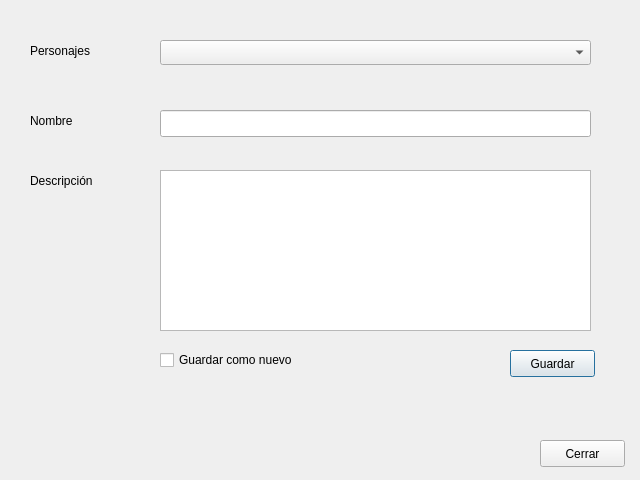
First picture: the form in Programa/ui_files/CharacterDialog.ui, repository fr4j4/TrabajoTallerConstruccionSw, before the edit.
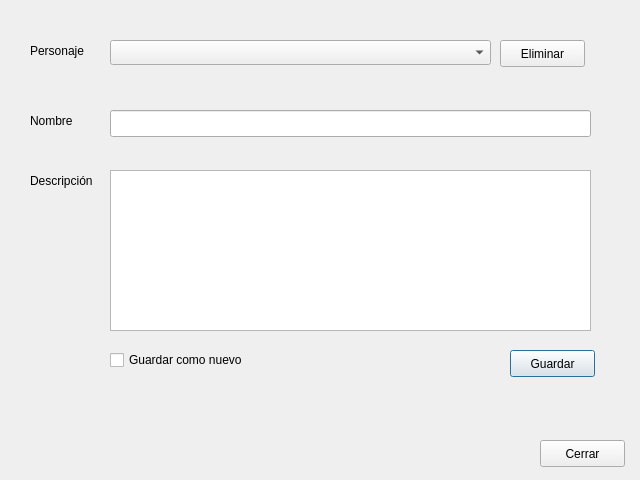
Second picture: the form after the edit.

Commit message: agregar/editar personajes

```diff
--- a/Programa/ui_files/CharacterDialog.ui
+++ b/Programa/ui_files/CharacterDialog.ui
@@ -16,9 +16,9 @@
   <widget class="QComboBox" name="comboBox">
    <property name="geometry">
     <rect>
-     <x>160</x>
+     <x>110</x>
      <y>40</y>
-     <width>431</width>
+     <width>381</width>
      <height>25</height>
     </rect>
    </property>
@@ -33,15 +33,15 @@
     </rect>
    </property>
    <property name="text">
-    <string>Personajes</string>
+    <string>Personaje</string>
    </property>
   </widget>
   <widget class="QTextEdit" name="in_descripcion">
    <property name="geometry">
     <rect>
-     <x>160</x>
+     <x>110</x>
      <y>170</y>
-     <width>431</width>
+     <width>481</width>
      <height>161</height>
     </rect>
    </property>
@@ -49,9 +49,9 @@
   <widget class="QLineEdit" name="in_nombre">
    <property name="geometry">
     <rect>
-     <x>160</x>
+     <x>110</x>
      <y>110</y>
-     <width>431</width>
+     <width>481</width>
      <height>27</height>
     </rect>
    </property>
@@ -59,7 +59,7 @@
   <widget class="QCheckBox" name="check_new">
    <property name="geometry">
     <rect>
-     <x>160</x>
+     <x>110</x>
      <y>350</y>
      <width>141</width>
      <height>20</height>
@@ -121,6 +121,35 @@
     <string>Cerrar</string>
    </property>
   </widget>
+  <widget class="QLabel" name="message_label">
+   <property name="geometry">
+    <rect>
+     <x>110</x>
+     <y>70</y>
+     <width>471</width>
+     <height>31</height>
+    </rect>
+   </property>
+   <property name="styleSheet">
+    <string notr="true">color:blue;</string>
+   </property>
+   <property name="text">
+    <string/>
+   </property>
+  </widget>
+  <widget class="QPushButton" name="BEliminar">
+   <property name="geometry">
+    <rect>
+     <x>500</x>
+     <y>40</y>
+     <width>85</width>
+     <height>27</height>
+    </rect>
+   </property>
+   <property name="text">
+    <string>Eliminar</string>
+   </property>
+  </widget>
  </widget>
  <resources/>
  <connections/>
```
The commit also changes 3 other files.
